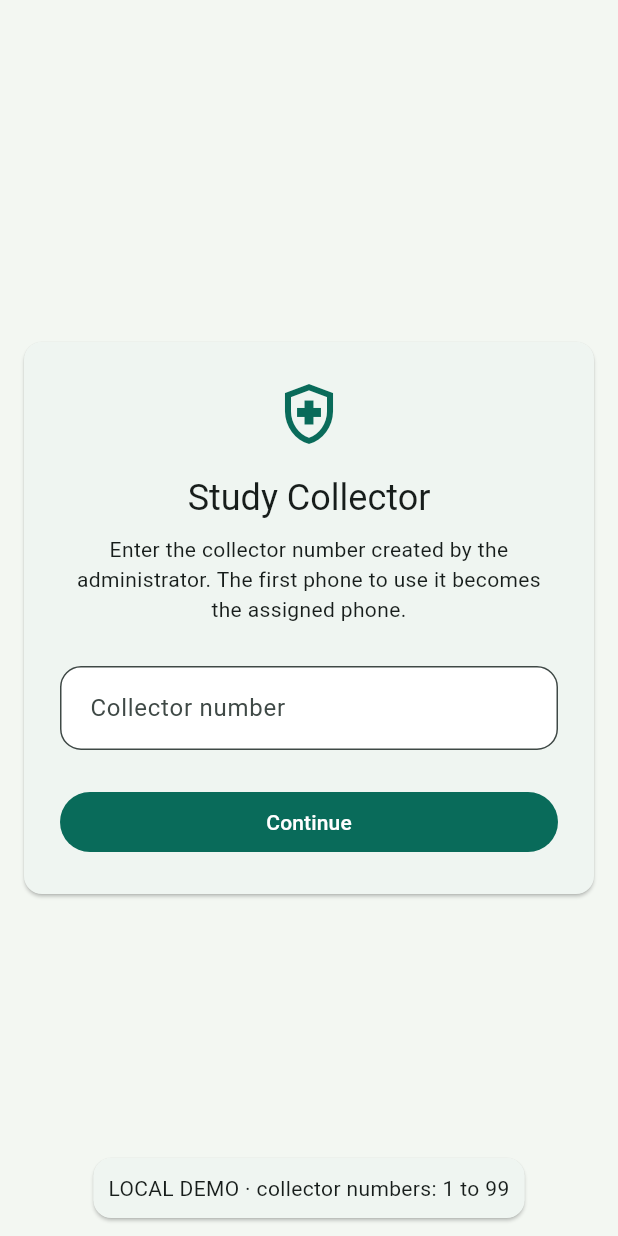
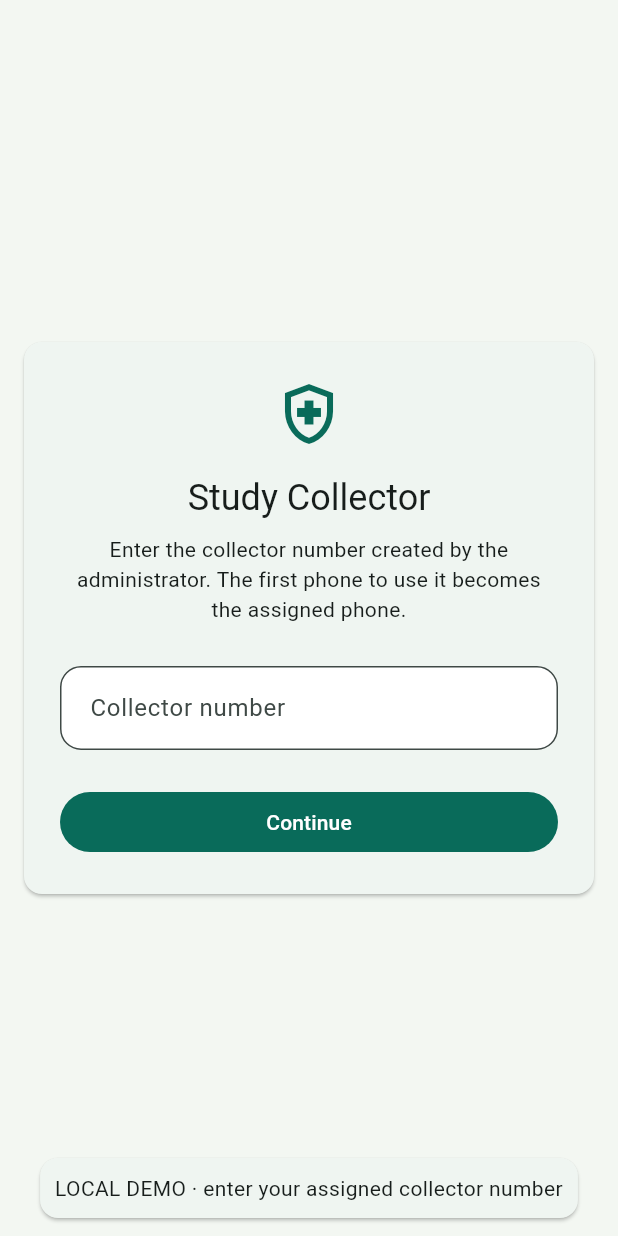
Before and after one commit to mrsneaky29/Nutrition-Study, a Flutter app: the screen it shows after launch, on a phone screen of 412 x 824 dp. Run offline on Flutter 3.47's test engine with Material 3 defaults, Android fonts, the phone set to English and light mode, and no system bars; our stand-ins replace cloud_firestore, cloud_functions, firebase_auth, firebase_core, flutter_secure_storage; accounts and stored records are empty.

Commit message:
Verify integrated v5 on Ubuntu and remove collector range mismatch

```diff
--- a/lib/local_demo_app.dart
+++ b/lib/local_demo_app.dart
@@ -312,15 +312,15 @@ class _LocalDemoAppState extends State<LocalDemoApp>
       final raw = _envCollectorId.trim().toUpperCase();
       final match = RegExp(r'^C?(\d+)$').firstMatch(raw);
       if (match != null) {
-        final num = int.tryParse(match.group(1)!);
-        if (num != null && num >= 1 && num <= 99) {
+        final num = BigInt.tryParse(match.group(1)!);
+        if (num != null && num >= BigInt.one) {
           return 'C${num.toString().padLeft(3, '0')}';
         }
       }
     }
     if (_envCollectorNumber.isNotEmpty) {
-      final num = int.tryParse(_envCollectorNumber.trim());
-      if (num != null && num >= 1 && num <= 99) {
+      final num = BigInt.tryParse(_envCollectorNumber.trim());
+      if (num != null && num >= BigInt.one) {
         return 'C${num.toString().padLeft(3, '0')}';
       }
     }
@@ -439,13 +439,13 @@ class _LocalDemoAppState extends State<LocalDemoApp>
     final rawCode = credentials.collectorCode.trim().toUpperCase();
     final numberMatch = RegExp(r'^C?(\d+)$').firstMatch(rawCode);
     final number = numberMatch != null
-        ? int.tryParse(numberMatch.group(1)!)
+        ? BigInt.tryParse(numberMatch.group(1)!)
         : null;
 
-    if (number == null || number < 1 || number > 99) {
+    if (number == null || number < BigInt.one) {
       ScaffoldMessenger.of(context).showSnackBar(
         const SnackBar(
-          content: Text('Collector number must be between 1 and 99.'),
+          content: Text('Collector number must be positive.'),
         ),
       );
       return;
@@ -648,7 +648,7 @@ class _LocalDemoAppState extends State<LocalDemoApp>
                   child: Padding(
                     padding: EdgeInsets.all(10),
                     child: Text(
-                      'LOCAL DEMO · collector numbers: 1 to 99',
+                      'LOCAL DEMO · enter your assigned collector number',
                       textAlign: TextAlign.center,
                     ),
                   ),
```
Also changed, not shown: lib/domain/participant_id.dart (+9 -9 lines), tool/local_sync_server.dart (+8 -8 lines), 7 other files.
